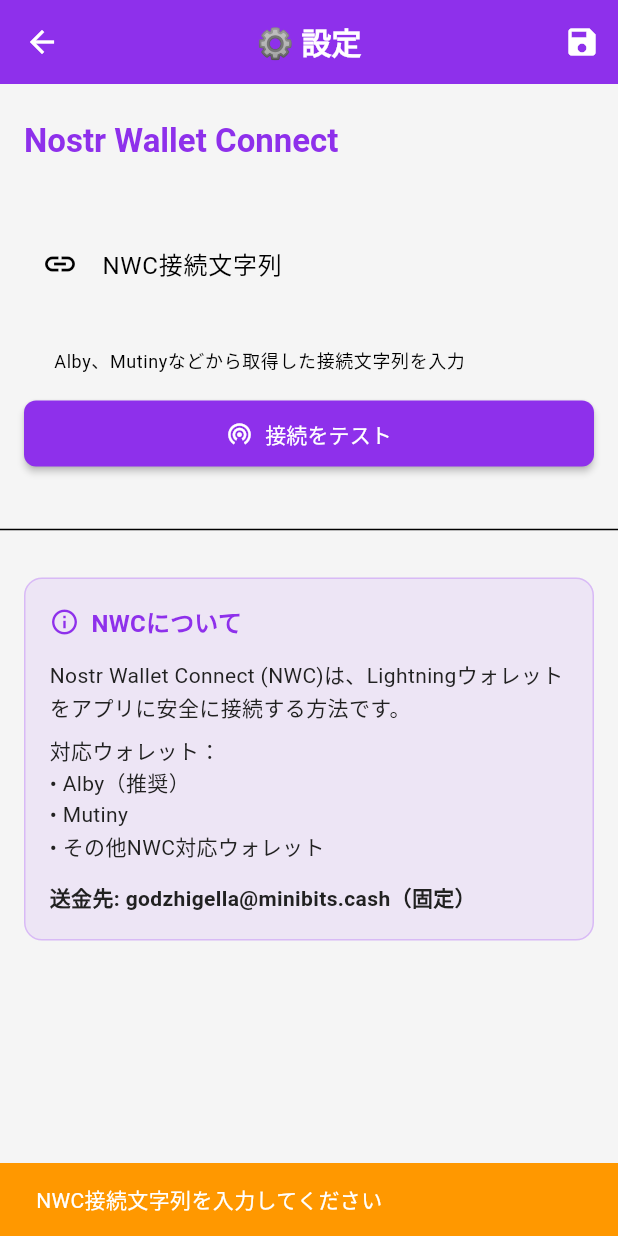
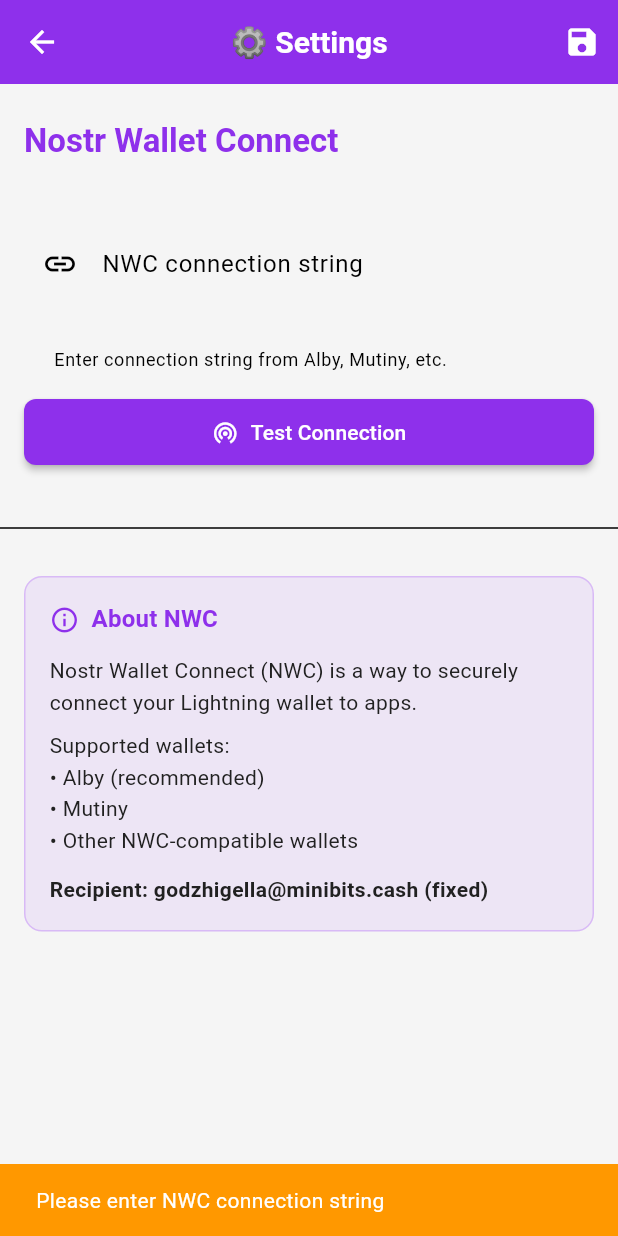
Before and after one commit to higedamc/zap_clock, a Flutter app: the SettingsScreen screen opened directly, after a tap on the "save" icon, on a phone screen of 412 x 824 dp. Run offline on Flutter 3.47's test engine with Material 3 defaults, Android fonts, the phone set to English and light mode, and no system bars; our stand-ins replace flutter_riverpod, go_router, shared_preferences; missing offline and left inert: alarm, dart:ffi, flutter_rust_bridge; accounts and stored records are empty; statements that could not run were skipped.

Commit message:
update: add l10n

```diff
--- a/lib/screens/settings_screen.dart
+++ b/lib/screens/settings_screen.dart
@@ -1,6 +1,7 @@
 import 'package:flutter/material.dart';
 import 'package:flutter/services.dart';
 import 'package:flutter_riverpod/flutter_riverpod.dart';
+import '../l10n/app_localizations.dart';
 import '../providers/nwc_provider.dart';
 import '../providers/alarm_provider.dart';
 import '../app_theme.dart';
@@ -25,9 +26,11 @@ class _SettingsScreenState extends State<SettingsScreen> {
 
   @override
   Widget build(BuildContext context) {
+    final l10n = AppLocalizations.of(context)!;
+
     return Scaffold(
       appBar: AppBar(
-        title: const Text('⚙️ 設定'),
+        title: Text(l10n.settingsTitle),
         actions: [
           // 保存ボタン
           Consumer(
@@ -35,7 +38,7 @@ class _SettingsScreenState extends State<SettingsScreen> {
               return IconButton(
                 icon: const Icon(Icons.save),
                 onPressed: () => _saveSettings(ref),
-                tooltip: '設定を保存',
+                tooltip: l10n.saveSettings,
               );
             },
           ),
@@ -54,7 +57,7 @@ class _SettingsScreenState extends State<SettingsScreen> {
               crossAxisAlignment: CrossAxisAlignment.start,
               children: [
                 // NWC設定セクション
-                _buildSectionHeader('Nostr Wallet Connect'),
+                _buildSectionHeader(l10n.nwcTitle),
                 _buildNwcConnectionField(),
                 _buildTestConnectionButton(),
 
@@ -86,15 +89,17 @@ class _SettingsScreenState extends State<SettingsScreen> {
   }
 
   Widget _buildNwcConnectionField() {
+    final l10n = AppLocalizations.of(context)!;
+
     return Padding(
       padding: const EdgeInsets.symmetric(horizontal: 16),
       child: TextField(
         controller: _nwcConnectionController,
-        decoration: const InputDecoration(
-          labelText: 'NWC接続文字列',
-          hintText: 'nostr+walletconnect://...',
-          prefixIcon: Icon(Icons.link),
-          helperText: 'Alby、Mutinyなどから取得した接続文字列を入力',
+        decoration: InputDecoration(
+          labelText: l10n.nwcConnection,
+          hintText: l10n.nwcConnectionHint,
+          prefixIcon: const Icon(Icons.link),
+          helperText: l10n.nwcConnectionHelper,
         ),
         maxLines: 3,
         keyboardType: TextInputType.multiline,
@@ -103,6 +108,8 @@ class _SettingsScreenState extends State<SettingsScreen> {
   }
 
   Widget _buildTestConnectionButton() {
+    final l10n = AppLocalizations.of(context)!;
+
     return Padding(
       padding: const EdgeInsets.all(16),
       child: Consumer(
@@ -115,7 +122,7 @@ class _SettingsScreenState extends State<SettingsScreen> {
               ElevatedButton.icon(
                 onPressed: () => _testConnection(ref),
                 icon: const Icon(Icons.wifi_tethering),
-                label: const Text('接続をテスト'),
+                label: Text(l10n.testConnection),
               ),
 
               const SizedBox(height: 8),
@@ -189,11 +196,12 @@ class _SettingsScreenState extends State<SettingsScreen> {
   }
 
   Future<void> _testConnection(WidgetRef ref) async {
+    final l10n = AppLocalizations.of(context)!;
     final connectionString = _nwcConnectionController.text.trim();
 
     if (connectionString.isEmpty) {
       ref.read(nwcConnectionStatusProvider.notifier).state =
-          AsyncValue.error('接続文字列を入力してください', StackTrace.current);
+          AsyncValue.error(l10n.enterConnectionString, StackTrace.current);
       return;
     }
 
@@ -205,7 +213,7 @@ class _SettingsScreenState extends State<SettingsScreen> {
       final balanceSats = await nwcService.testConnection(connectionString);
 
       // 残高をメッセージに含める
-      final message = '接続成功！残高: $balanceSats sats';
+      final message = l10n.connectionSuccess(balanceSats);
       ref.read(nwcConnectionStatusProvider.notifier).state =
           AsyncValue.data(message);
     } catch (e) {
@@ -215,6 +223,8 @@ class _SettingsScreenState extends State<SettingsScreen> {
   }
 
   Widget _buildInfoSection() {
+    final l10n = AppLocalizations.of(context)!;
+
     return Padding(
       padding: const EdgeInsets.all(16),
       child: Container(
@@ -238,7 +248,7 @@ class _SettingsScreenState extends State<SettingsScreen> {
                 ),
                 const SizedBox(width: 8),
                 Text(
-                  'NWCについて',
+                  l10n.aboutNwc,
                   style: Theme.of(context).textTheme.titleMedium?.copyWith(
                     fontWeight: FontWeight.bold,
                     color: AppTheme.primaryColor,
@@ -247,19 +257,19 @@ class _SettingsScreenState extends State<SettingsScreen> {
               ],
             ),
             const SizedBox(height: 12),
-            const Text(
-              'Nostr Wallet Connect (NWC)は、Lightningウォレットをアプリに安全に接続する方法です。',
-              style: TextStyle(height: 1.5),
+            Text(
+              l10n.nwcDescription,
+              style: const TextStyle(height: 1.5),
             ),
             const SizedBox(height: 8),
-            const Text(
-              '対応ウォレット：\n• Alby（推奨）\n• Mutiny\n• その他NWC対応ウォレット',
-              style: TextStyle(height: 1.5),
+            Text(
+              l10n.supportedWallets,
+              style: const TextStyle(height: 1.5),
             ),
             const SizedBox(height: 12),
-            const Text(
-              '送金先: godzhigella@minibits.cash（固定）',
-              style: TextStyle(
+            Text(
+              l10n.recipientAddress,
+              style: const TextStyle(
                 height: 1.5,
                 fontWeight: FontWeight.bold,
               ),
@@ -282,6 +292,7 @@ class _SettingsScreenState extends State<SettingsScreen> {
 
   /// 設定を保存
   Future<void> _saveSettings(WidgetRef ref) async {
+    final l10n = AppLocalizations.of(context)!;
     final storage = ref.read(storageServiceProvider);
 
     // NWC接続文字列を保存
@@ -293,9 +304,9 @@ class _SettingsScreenState extends State<SettingsScreen> {
 
       // 保存完了メッセージを表示
       ScaffoldMessenger.of(context).showSnackBar(
-        const SnackBar(
-          content: Text('NWC設定を保存しました'),
-          duration: Duration(seconds: 2),
+        SnackBar(
+          content: Text(l10n.nwcSaved),
+          duration: const Duration(seconds: 2),
           backgroundColor: Colors.green,
         ),
       );
@@ -303,9 +314,9 @@ class _SettingsScreenState extends State<SettingsScreen> {
       if (!mounted) return;
 
       ScaffoldMessenger.of(context).showSnackBar(
-        const SnackBar(
-          content: Text('NWC接続文字列を入力してください'),
-          duration: Duration(seconds: 2),
+        SnackBar(
+          content: Text(l10n.enterNwcConnection),
+          duration: const Duration(seconds: 2),
           backgroundColor: Colors.orange,
         ),
       );
```
